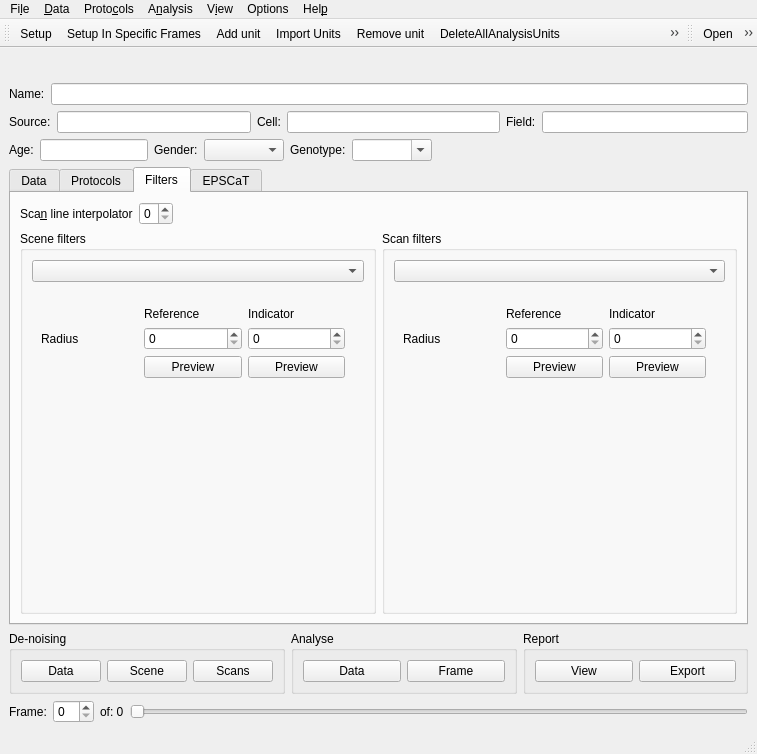
First picture: the form in plugins/LSCaTWindow.ui, repository ctigaret/scipyen, before the edit.
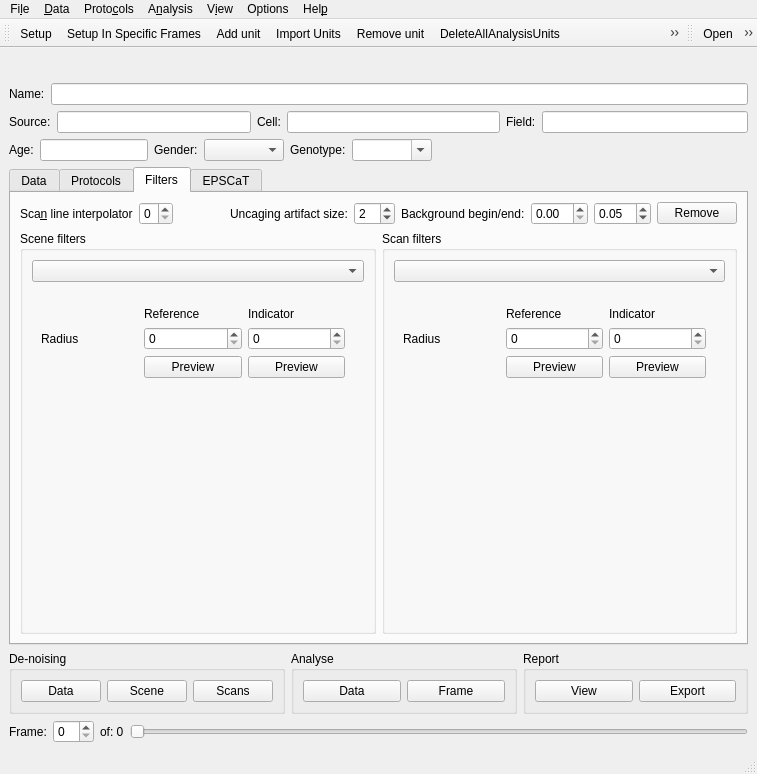
Second picture: the form after the edit. The open tabs and pages were chosen to show the change. Icons and pictures are not drawn.

What changed in the file:
```diff
--- a/plugins/LSCaTWindow.ui
+++ b/plugins/LSCaTWindow.ui
@@ -7,7 +7,7 @@
     <x>0</x>
     <y>0</y>
     <width>757</width>
-    <height>754</height>
+    <height>774</height>
    </rect>
   </property>
   <property name="windowTitle">
@@ -1279,6 +1279,77 @@
             </property>
            </spacer>
           </item>
+          <item>
+           <widget class="QLabel" name="label_63">
+            <property name="toolTip">
+             <string>Uncaging artifact size (pixels)</string>
+            </property>
+            <property name="statusTip">
+             <string>Uncaging artifact size (pixels)</string>
+            </property>
+            <property name="whatsThis">
+             <string>Uncaging artifact size (pixels)</string>
+            </property>
+            <property name="text">
+             <string>Uncaging artifact size:</string>
+            </property>
+           </widget>
+          </item>
+          <item>
+           <widget class="QSpinBox" name="uncagingArtifactWidth_spinBox">
+            <property name="toolTip">
+             <string>Uncaging artifact size (pixels)</string>
+            </property>
+            <property name="statusTip">
+             <string>Uncaging artifact size (pixels)</string>
+            </property>
+            <property name="whatsThis">
+             <string>Uncaging artifact size (pixels)</string>
+            </property>
+            <property name="maximum">
+             <number>10</number>
+            </property>
+            <property name="value">
+             <number>2</number>
+            </property>
+           </widget>
+          </item>
+          <item>
+           <widget class="QLabel" name="label_64">
+            <property name="text">
+             <string>Background begin/end:</string>
+            </property>
+           </widget>
+          </item>
+          <item>
+           <widget class="QDoubleSpinBox" name="artifactBackgroundBeginDoubleSpinBox"/>
+          </item>
+          <item>
+           <widget class="QDoubleSpinBox" name="artifactBackgroundEndDoubleSpinBox">
+            <property name="singleStep">
+             <double>0.010000000000000</double>
+            </property>
+            <property name="value">
+             <double>0.050000000000000</double>
+            </property>
+           </widget>
+          </item>
+          <item>
+           <widget class="QPushButton" name="blankUncagingArtifactBtn">
+            <property name="toolTip">
+             <string>&lt;html&gt;&lt;head/&gt;&lt;body&gt;&lt;p&gt;Remove uncaging artifact.&lt;/p&gt;&lt;p&gt;&lt;span style=&quot; font-weight:600; font-style:italic; text-decoration: underline;&quot;&gt;WARNING&lt;/span&gt;  Use for single-frame data only&lt;/p&gt;&lt;/body&gt;&lt;/html&gt;</string>
+            </property>
+            <property name="statusTip">
+             <string>Remove uncaging artifact</string>
+            </property>
+            <property name="whatsThis">
+             <string>&lt;html&gt;&lt;head/&gt;&lt;body&gt;&lt;p&gt;Remove uncaging artifact.&lt;/p&gt;&lt;p&gt;&lt;span style=&quot; font-weight:600; font-style:italic; text-decoration: underline;&quot;&gt;WARNING&lt;/span&gt;  Use for single-frame data only&lt;/p&gt;&lt;/body&gt;&lt;/html&gt;</string>
+            </property>
+            <property name="text">
+             <string>Remove</string>
+            </property>
+           </widget>
+          </item>
          </layout>
         </item>
         <item row="1" column="0">
```
Left out of the diff: 24 changed lines with no effect on the pictures.
